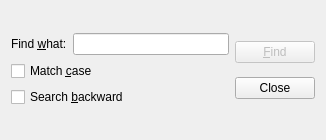
Above: finddialog.ui from Leonidaswan/homework before the change. Below: the same form after it.
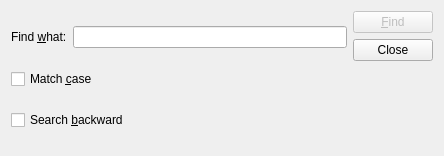
That is the form after the change.

Commit message: finddialog : singal inheritance.

```diff
--- a/finddialog.ui
+++ b/finddialog.ui
@@ -1,21 +1,21 @@
 <?xml version="1.0" encoding="UTF-8"?>
 <ui version="4.0">
- <class>Bridge</class>
- <widget class="QDialog" name="Bridge">
+ <class>bridge</class>
+ <widget class="QWidget" name="bridge">
   <property name="geometry">
    <rect>
     <x>0</x>
     <y>0</y>
-    <width>326</width>
-    <height>140</height>
+    <width>444</width>
+    <height>156</height>
    </rect>
   </property>
   <property name="windowTitle">
    <string>Find</string>
   </property>
-  <layout class="QGridLayout" name="gridLayout">
-   <item row="0" column="0">
-    <layout class="QVBoxLayout" name="leftLayout">
+  <layout class="QHBoxLayout" name="horizontalLayout_2">
+   <item>
+    <layout class="QVBoxLayout" name="verticalLayout">
      <item>
       <layout class="QHBoxLayout" name="topLeftLayout">
        <item>
@@ -49,8 +49,8 @@
      </item>
     </layout>
    </item>
-   <item row="0" column="1">
-    <layout class="QVBoxLayout" name="rightLayout">
+   <item>
+    <layout class="QVBoxLayout" name="verticalLayout_2">
      <item>
       <widget class="QPushButton" name="findButton">
        <property name="enabled">
@@ -59,6 +59,9 @@
        <property name="text">
         <string>&amp;Find</string>
        </property>
+       <property name="default">
+        <bool>true</bool>
+       </property>
       </widget>
      </item>
      <item>
@@ -68,6 +71,19 @@
        </property>
       </widget>
      </item>
+     <item>
+      <spacer name="verticalSpacer">
+       <property name="orientation">
+        <enum>Qt::Vertical</enum>
+       </property>
+       <property name="sizeHint" stdset="0">
+        <size>
+         <width>20</width>
+         <height>40</height>
+        </size>
+       </property>
+      </spacer>
+     </item>
     </layout>
    </item>
   </layout>
```
Left out of the diff: 24 changed lines with no effect on the pictures. The commit also changes 4 other files.
